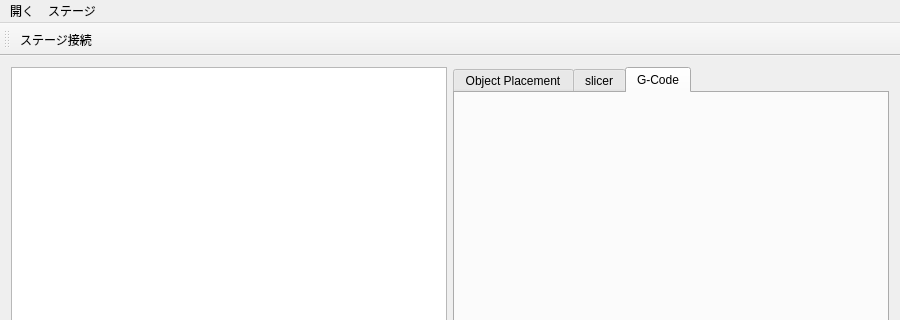
MaruoLab2015/5AxisFabricationApplication, file mainwindow.ui: the form before one commit; both pictures show x 0 to 900 and y 0 to 320 of the 900 by 600 pixel window.
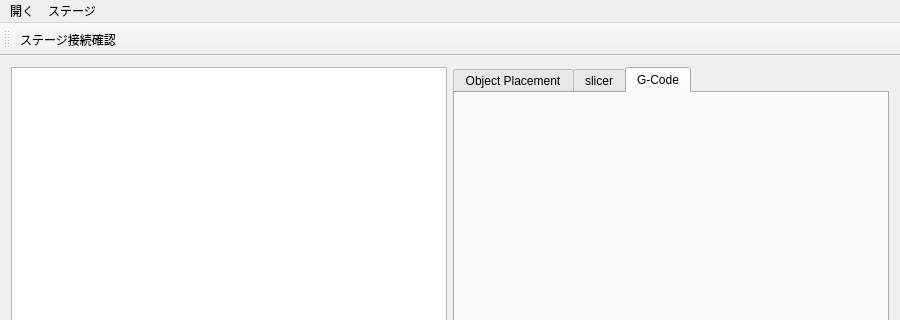
The form after the commit.

Commit message: check if communicate stage with serial communication

The edit to the form file:
```diff
--- a/mainwindow.ui
+++ b/mainwindow.ui
@@ -98,7 +98,7 @@
    <attribute name="toolBarBreak">
     <bool>false</bool>
    </attribute>
-   <addaction name="actionOpenStage"/>
+   <addaction name="actionCanOpenStage"/>
   </widget>
   <widget class="QStatusBar" name="statusBar"/>
   <action name="actionOpenSTL">
@@ -119,15 +119,15 @@
     <string>Meta+,</string>
    </property>
   </action>
-  <action name="actionOpenStage">
+  <action name="actionCanOpenStage">
    <property name="checkable">
-    <bool>true</bool>
+    <bool>false</bool>
    </property>
    <property name="checked">
     <bool>false</bool>
    </property>
    <property name="text">
-    <string>ステージ接続</string>
+    <string>ステージ接続確認</string>
    </property>
    <property name="toolTip">
     <string>openStage</string>
```
The commit also changes 6 other files.
